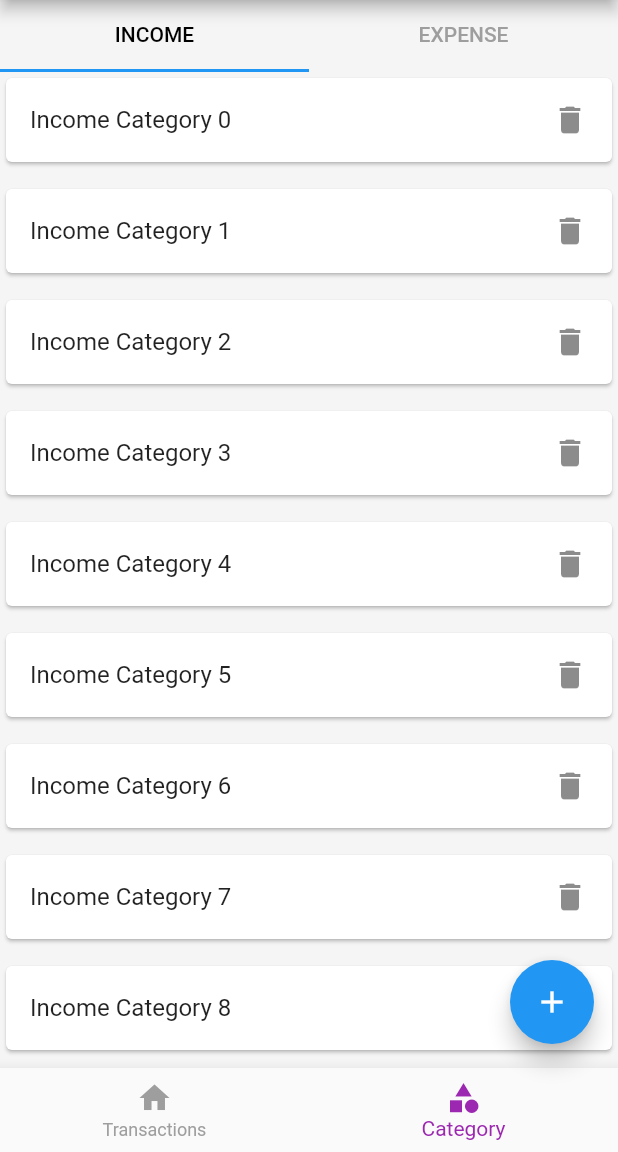
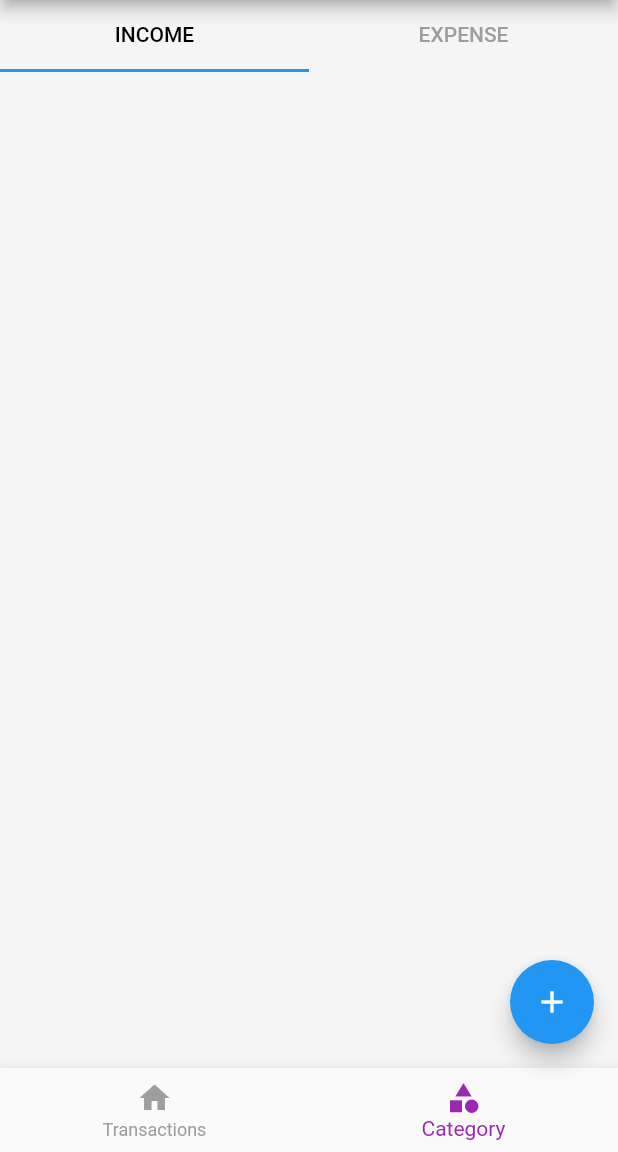
Before and after one commit to RobinJoby/Money_Manager_FlutterApp, a Flutter app: the screen it shows after launch, item 2 of the bottom bar chosen, on a phone screen of 412 x 824 dp, the part 84-1236 px from its top. Run offline on Flutter 3.47's test engine with Material 2 defaults, Android fonts, the phone set to English and light mode, and no system bars; our stand-ins replace hive_flutter; accounts and stored records are empty.

Commit message:
category_db functions done

```diff
--- a/lib/screens/category/income_category_list.dart
+++ b/lib/screens/category/income_category_list.dart
@@ -1,21 +1,32 @@
 import 'package:flutter/material.dart';
+import 'package:money_management/db/category/category_db.dart';
+
+import '../../models/category/category_model.dart';
 
 class IncomeCategoryList extends StatelessWidget {
   const IncomeCategoryList({super.key});
 
   @override
   Widget build(BuildContext context) {
+    return ValueListenableBuilder(
+      valueListenable: CategoryDb().incomeCategoryListNotifier,
+      builder: (BuildContext ctx, List<CategoryModel> newList, Widget? _) {
         return ListView.separated(itemBuilder: (ctx,index){
+          final data = newList[index];
           return Card(
             child: ListTile(
-          title: Text("Income Category $index"),
-          trailing:const Icon(Icons.delete),
+              title: Text(data.name),
+              trailing: IconButton(onPressed: (){
+                CategoryDb.instance.deleteCategory(data.id);
+              }, icon: const Icon(Icons.delete))
             ),
           );
         }, separatorBuilder: (ctx,index){
           return const SizedBox(
             height: 10,
           );
-    }, itemCount: 100);
+        }, itemCount: newList.length);
+      }
+    );
   }
 }
--- a/lib/screens/category/screen_category.dart
+++ b/lib/screens/category/screen_category.dart
@@ -17,10 +17,7 @@ class _ScreenCategoryState extends State<ScreenCategory> with SingleTickerProvid
   @override
   void initState() {
     _tabController = TabController(length: 2, vsync: this);
-    CategoryDb().getCategories().then((value){
-      print('Categories get');
-      print(value.toString());
-    });
+    CategoryDb().refreshUI();
     super.initState();
   }
 
```
Also changed, not shown: lib/db/category/category_db.dart (+41 -1 lines), lib/screens/category/category_add_popup.dart (+12 -0 lines), lib/screens/category/expense_category_list.dart (+16 -4 lines). Lines whose indentation alone changed are shown as unchanged.
